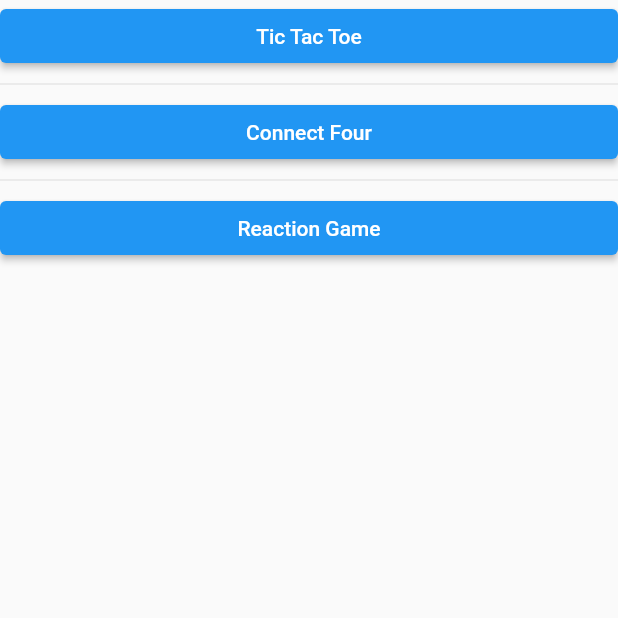
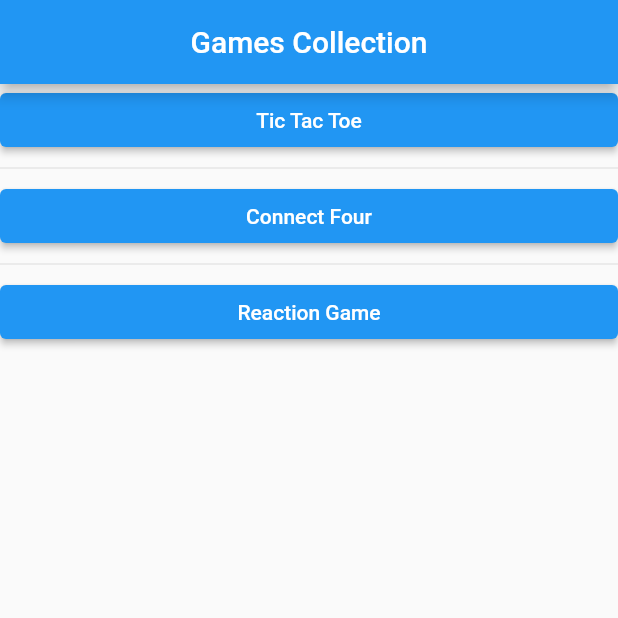
Before and after one commit to Combo1/GCA, a Flutter app: the screen it shows after launch, on a phone screen of 412 x 824 dp, the top half of it. Run offline on Flutter 3.47's test engine with Material 2 defaults, Android fonts, the phone set to English and light mode, and no system bars; our stand-ins replace tuple.

Commit message:
- Added title to main menu

```diff
--- a/lib/MainMenuScreen.dart
+++ b/lib/MainMenuScreen.dart
@@ -5,35 +5,44 @@ import 'package:gca/TicTacToeScreen.dart';
 
 import 'ReactionGameScreen.dart';
 
-class MainMenuScreen extends StatelessWidget{
+class MainMenuScreen extends StatelessWidget {
   static const routeName = '/';
 
   @override
   Widget build(BuildContext context) {
     return new Scaffold(
-      body: ListView(
-        children: [
-          ElevatedButton(child: Center(child: Text('Tic Tac Toe')), onPressed: () => this.onTicTacToePressed(context), ),
-          Divider(),
-          ElevatedButton(child: Center(child: Text('Connect Four')), onPressed: () => this.onConnectFourPressed(context), ),
-          Divider(),
-          ElevatedButton(child: Center(child: Text('Reaction Game')), onPressed: () => this.onF1GamePressed(context), ),
-        ],
-      )
-    );
+        appBar: AppBar(
+          title: Center(child: Text('Games Collection')),
+        ),
+        body: ListView(
+          children: [
+            ElevatedButton(
+              child: Center(child: Text('Tic Tac Toe')),
+              onPressed: () => this.onTicTacToePressed(context),
+            ),
+            Divider(),
+            ElevatedButton(
+              child: Center(child: Text('Connect Four')),
+              onPressed: () => this.onConnectFourPressed(context),
+            ),
+            Divider(),
+            ElevatedButton(
+              child: Center(child: Text('Reaction Game')),
+              onPressed: () => this.onF1GamePressed(context),
+            ),
+          ],
+        ));
   }
 
-
-  void onTicTacToePressed(BuildContext context){
+  void onTicTacToePressed(BuildContext context) {
     Navigator.pushNamed(context, TicTacToeScreen.routeName);
   }
 
-  void onConnectFourPressed(BuildContext context){
+  void onConnectFourPressed(BuildContext context) {
     Navigator.pushNamed(context, ConnectFourScreen.routeName);
   }
 
-  void onF1GamePressed(BuildContext context){
+  void onF1GamePressed(BuildContext context) {
     Navigator.pushNamed(context, ReactionGameScreen.routeName);
   }
-
 }
--- a/lib/main.dart
+++ b/lib/main.dart
@@ -15,7 +15,7 @@ class MyApp extends StatelessWidget {
   @override
   Widget build(BuildContext context) {
     return MaterialApp(
-      title: 'Flutter Demo',
+      title: 'Game Collection App',
       theme: ThemeData(
         // This is the theme of your application.
         //
```
